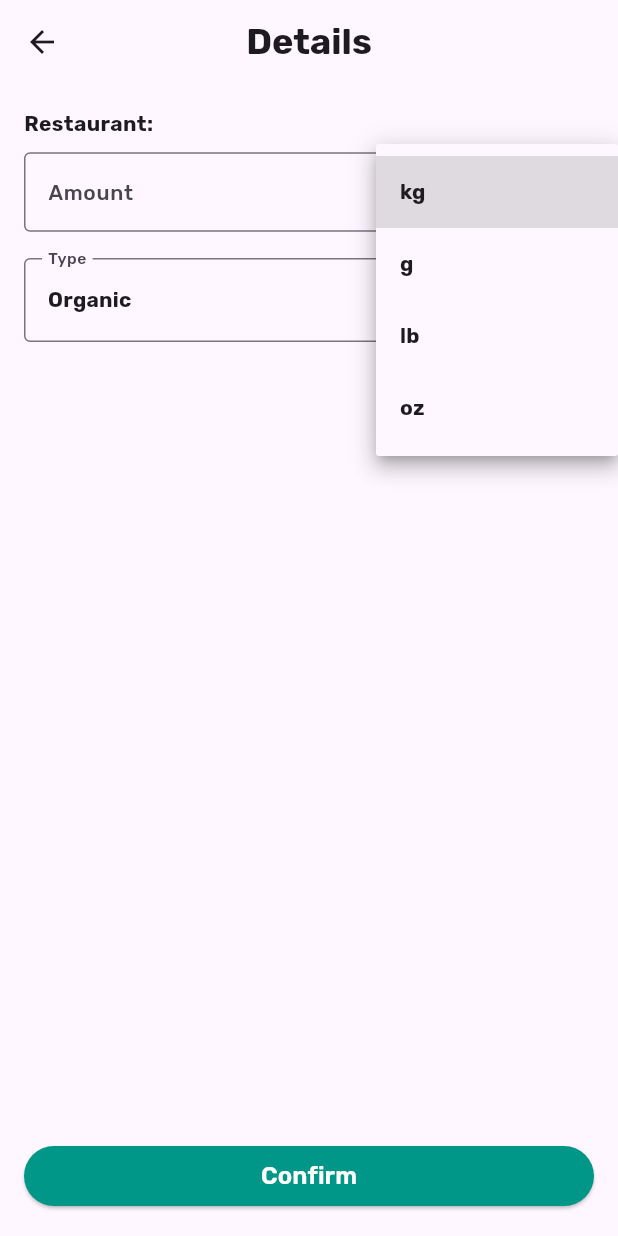
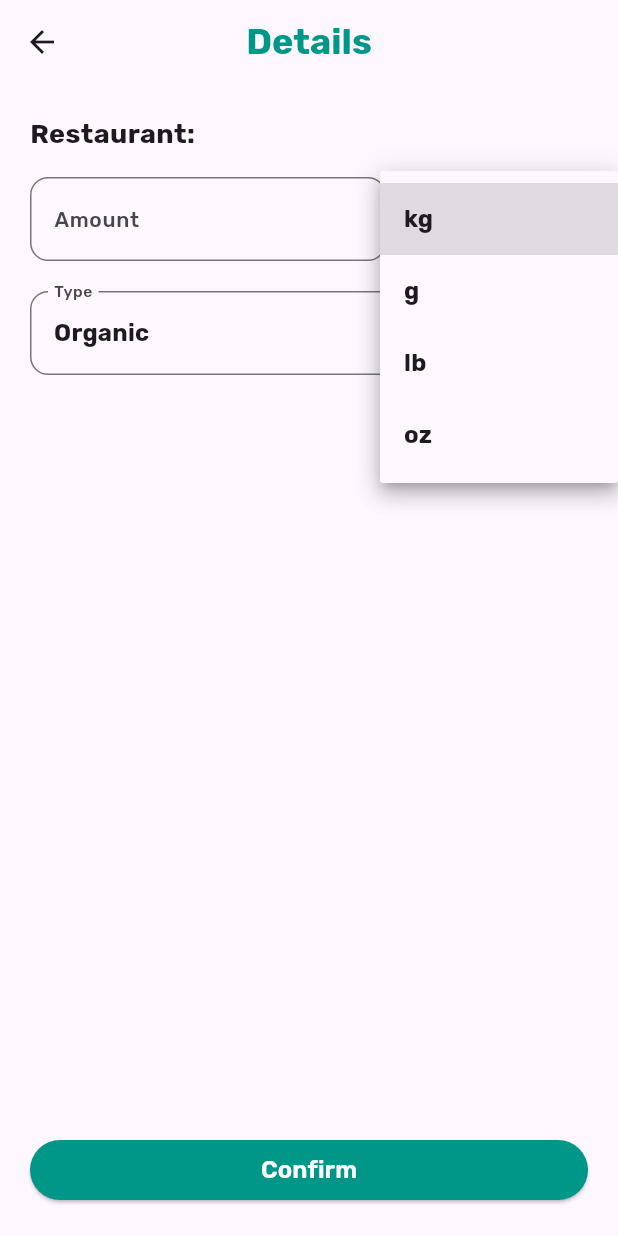
Before and after one commit to DemianaAmgad/Food-for-Good-GP, a Flutter app: the AnnouncementDetailsScreen screen opened directly with empty values, after a tap on "kg", on a phone screen of 412 x 824 dp. Run offline on Flutter 3.47's test engine with Material 3 defaults, Android fonts, the phone set to English and light mode, and no system bars; our stand-ins replace cloud_firestore, firebase_auth, firebase_core, google_fonts, google_maps_flutter, image_picker; accounts and stored records are empty.

Commit message:
Firebase additions and UI optimization

```diff
--- a/lib/view/screens/announcement_details_screen.dart
+++ b/lib/view/screens/announcement_details_screen.dart
@@ -9,7 +9,8 @@ class AnnouncementDetailsScreen extends StatefulWidget {
   const AnnouncementDetailsScreen({super.key, required this.restaurantName});
 
   @override
-  _AnnouncementDetailsScreenState createState() => _AnnouncementDetailsScreenState();
+  _AnnouncementDetailsScreenState createState() =>
+      _AnnouncementDetailsScreenState();
 }
 
 class _AnnouncementDetailsScreenState extends State<AnnouncementDetailsScreen> {
@@ -23,11 +24,13 @@ class _AnnouncementDetailsScreenState extends State<AnnouncementDetailsScreen> {
     final quantityAsInt = quantity.toInt();
 
     await firestore.collection('announcements').add({
-      'restaurantName': widget.restaurantName,  // Use widget.restaurantName
+      'restaurantName': widget.restaurantName,
       'location': '123 Main St',
       'quantity': quantityAsInt,
       'unit': _selectedUnit,
       'type': _selectedType,
+      'pickedUp': false,
+      'delivered': false,
       'acceptedBy': null,
       'rejectedBy': [],
     }).then((_) {
@@ -49,31 +52,45 @@ class _AnnouncementDetailsScreenState extends State<AnnouncementDetailsScreen> {
         centerTitle: true,
         title: Text(
           'Details',
-          style: TextStyles.titleStyle,
+          style: TextStyles.titleStyle.copyWith(
+            fontSize: 24.0,
+            fontWeight: FontWeight.bold,
+            color: AppColors.buttonAcceptBackgroundColor,
+          ),
         ),
       ),
       body: Padding(
-        padding: const EdgeInsets.all(16.0),
+        padding: const EdgeInsets.all(20.0),
         child: Column(
           crossAxisAlignment: CrossAxisAlignment.start,
           children: [
             Text(
-              'Restaurant: ${widget.restaurantName}', // Display the restaurant name
-              style: TextStyles.fieldStyle.copyWith(fontWeight: FontWeight.w700),
+              'Restaurant: ${widget.restaurantName}',
+              style: TextStyles.fieldStyle.copyWith(
+                fontWeight: FontWeight.bold,
+                fontSize: 18.0,
+              ),
             ),
-            const SizedBox(height: 8.0),
+            const SizedBox(height: 16.0),
             Row(
               children: [
                 Expanded(
                   flex: 2,
                   child: TextField(
-                    style: TextStyles.fieldStyle.copyWith(fontWeight: FontWeight.w700),
+                    style: TextStyles.fieldStyle.copyWith(
+                      fontWeight: FontWeight.w700,
+                      fontSize: 16.0,
+                    ),
                     controller: _amountController,
                     keyboardType: TextInputType.number,
                     decoration: InputDecoration(
                       labelText: 'Amount',
-                      labelStyle: TextStyles.fieldStyle.copyWith(fontWeight: FontWeight.w500),
-                      border: const OutlineInputBorder(),
+                      labelStyle: TextStyles.fieldStyle.copyWith(
+                        fontWeight: FontWeight.w500,
+                      ),
+                      border: OutlineInputBorder(
+                        borderRadius: BorderRadius.circular(12.0),
+                      ),
                     ),
                   ),
                 ),
@@ -84,20 +101,28 @@ class _AnnouncementDetailsScreenState extends State<AnnouncementDetailsScreen> {
                     value: _selectedUnit,
                     decoration: InputDecoration(
                       labelText: 'Unit',
-                      labelStyle: TextStyles.fieldStyle.copyWith(fontWeight: FontWeight.w500),
-                      border: const OutlineInputBorder(),
+                      labelStyle: TextStyles.fieldStyle.copyWith(
+                        fontWeight: FontWeight.w500,
+                      ),
+                      border: OutlineInputBorder(
+                        borderRadius: BorderRadius.circular(12.0),
+                      ),
                     ),
                     onChanged: (value) {
                       setState(() {
                         _selectedUnit = value!;
                       });
                     },
-                    items: <String>['kg', 'g', 'lb', 'oz'].map<DropdownMenuItem<String>>((String value) {
+                    items: <String>['kg', 'g', 'lb', 'oz']
+                        .map<DropdownMenuItem<String>>((String value) {
                       return DropdownMenuItem<String>(
                         value: value,
                         child: Text(
                           value,
-                          style: TextStyles.fieldStyle.copyWith(fontWeight: FontWeight.w700),
+                          style: TextStyles.fieldStyle.copyWith(
+                            fontWeight: FontWeight.w700,
+                            fontSize: 16.0,
+                          ),
                         ),
                       );
                     }).toList(),
@@ -105,25 +130,33 @@ class _AnnouncementDetailsScreenState extends State<AnnouncementDetailsScreen> {
                 ),
               ],
             ),
-            const SizedBox(height: 16.0),
+            const SizedBox(height: 20.0),
             DropdownButtonFormField<String>(
               value: _selectedType,
               decoration: InputDecoration(
                 labelText: 'Type',
-                labelStyle: TextStyles.fieldStyle.copyWith(fontWeight: FontWeight.w500),
-                border: const OutlineInputBorder(),
+                labelStyle: TextStyles.fieldStyle.copyWith(
+                  fontWeight: FontWeight.w500,
+                ),
+                border: OutlineInputBorder(
+                  borderRadius: BorderRadius.circular(12.0),
+                ),
               ),
               onChanged: (value) {
                 setState(() {
                   _selectedType = value!;
                 });
               },
-              items: <String>['Organic', 'Non-Organic'].map<DropdownMenuItem<String>>((String value) {
+              items: <String>['Organic', 'Non-Organic']
+                  .map<DropdownMenuItem<String>>((String value) {
                 return DropdownMenuItem<String>(
                   value: value,
                   child: Text(
                     value,
-                    style: TextStyles.fieldStyle.copyWith(fontWeight: FontWeight.w700),
+                    style: TextStyles.fieldStyle.copyWith(
+                      fontWeight: FontWeight.w700,
+                      fontSize: 16.0,
+                    ),
                   ),
                 );
               }).toList(),
```
